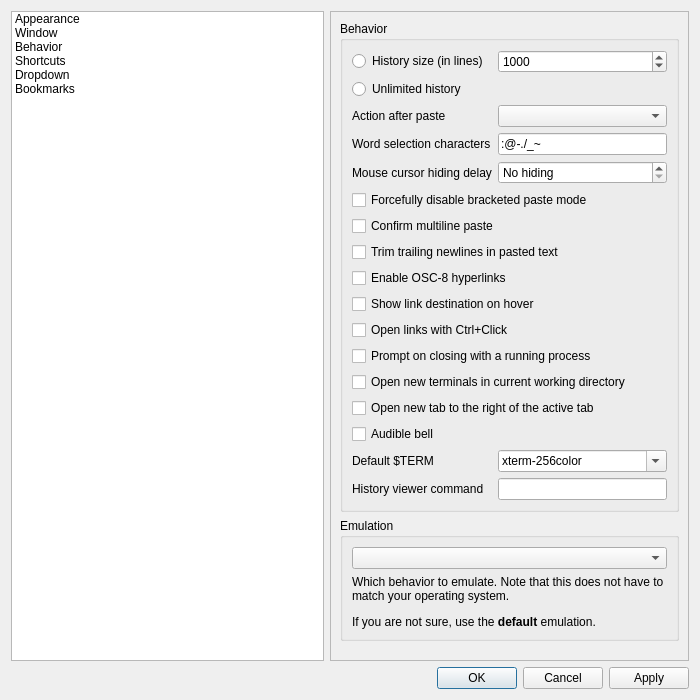
First picture: the form in src/forms/propertiesdialog.ui, repository lxqt/qterminal, before the edit.
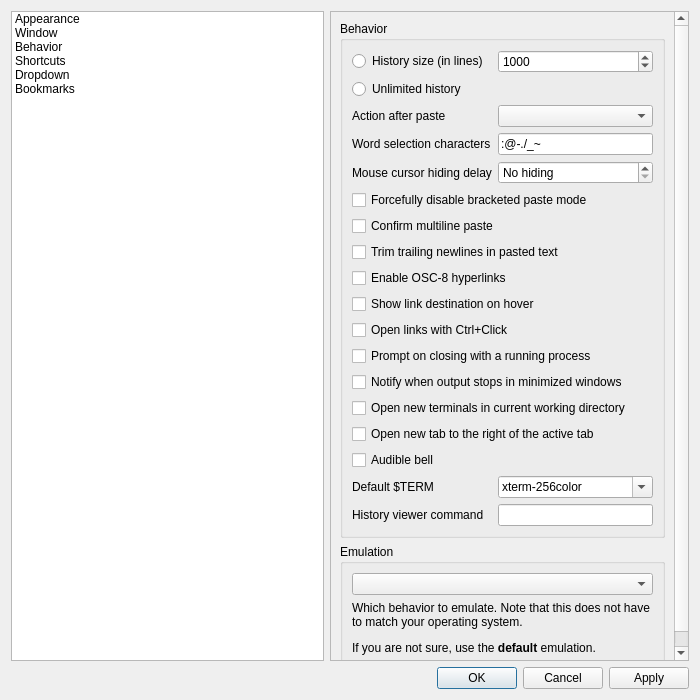
Second picture: the form after the edit. The open tabs and pages were chosen to show the change. Icons and pictures are not drawn.

Commit message:
silence notification
fixes #480

The edit to the form file:
```diff
--- a/src/forms/propertiesdialog.ui
+++ b/src/forms/propertiesdialog.ui
@@ -855,13 +855,20 @@
                </widget>
               </item>
               <item row="12" column="0" colspan="2">
+               <widget class="QCheckBox" name="notifySilenceCheckBox">
+                <property name="text">
+                 <string>Notify when output stops in minimized windows</string>
+                </property>
+               </widget>
+              </item>
+              <item row="13" column="0" colspan="2">
                <widget class="QCheckBox" name="useCwdCheckBox">
                 <property name="text">
                  <string>Open new terminals in current working directory</string>
                 </property>
                </widget>
               </item>
-              <item row="13" column="0" colspan="2">
+              <item row="14" column="0" colspan="2">
                <widget class="QCheckBox" name="openNewTabRightToActiveTabCheckBox">
                 <property name="toolTip">
                  <string>If unchecked the new tab will be opened as the rightmost tab</string>
@@ -871,21 +878,21 @@
                 </property>
                </widget>
               </item>
-              <item row="14" column="0">
+              <item row="15" column="0">
                <widget class="QCheckBox" name="audibleBellCheckBox">
                 <property name="text">
                  <string>Audible bell</string>
                 </property>
                </widget>
               </item>
-              <item row="15" column="0">
+              <item row="16" column="0">
                <widget class="QLabel" name="label_14">
                 <property name="text">
                  <string>Default $TERM</string>
                 </property>
                </widget>
               </item>
-              <item row="15" column="1">
+              <item row="16" column="1">
                <widget class="QComboBox" name="termComboBox">
                 <property name="sizePolicy">
                  <sizepolicy hsizetype="Expanding" vsizetype="Fixed">
@@ -911,10 +918,10 @@
                 </item>
                </widget>
               </item>
-              <item row="16" column="1">
+              <item row="17" column="1">
                <widget class="QLineEdit" name="handleHistoryLineEdit"/>
               </item>
-              <item row="16" column="0">
+              <item row="17" column="0">
                <widget class="QLabel" name="label_17">
                 <property name="toolTip">
                  <string>This command will be run with an argument containing the file name of a tempfile containing the scrollback history
```
The commit also changes 7 other files.
